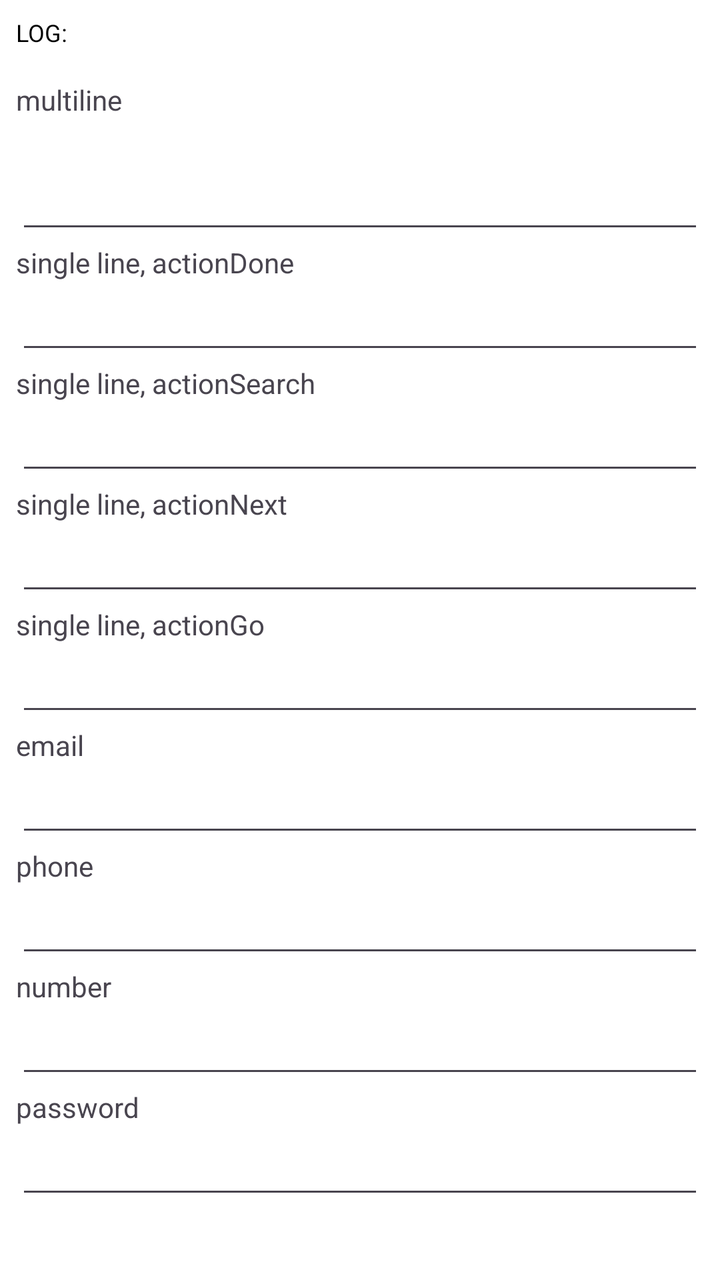
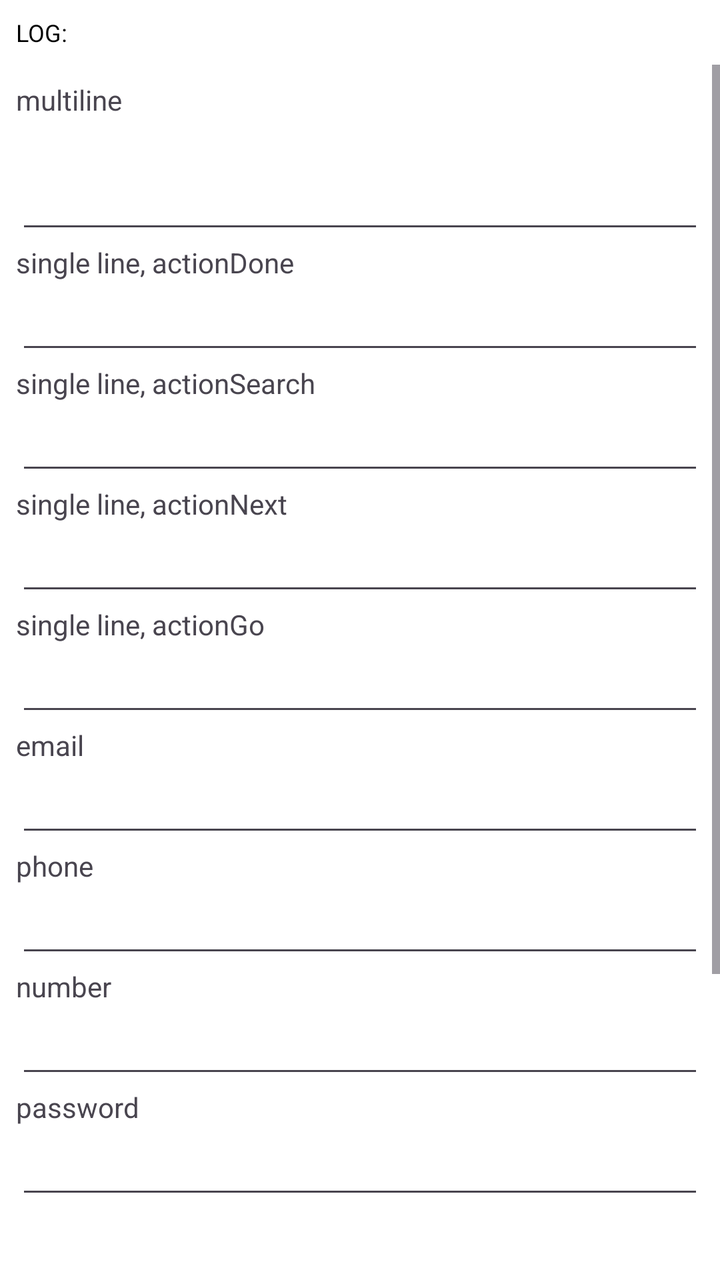

Screens rendered from an Android XML layout before and after an edit, with the pre-edit source and the edit as a unified diff.
<!-- AndroidManifest.xml: application theme Theme.ScannerKeyboard -->
<!-- res/layout/activity_test_fields.xml -->
<?xml version="1.0" encoding="utf-8"?>
<LinearLayout xmlns:android="http://schemas.android.com/apk/res/android"
    android:layout_width="match_parent"
    android:layout_height="match_parent"
    android:orientation="vertical"
    android:background="#FFFFFF">

    <TextView
        android:id="@+id/action_log"
        android:layout_width="match_parent"
        android:layout_height="wrap_content"
        android:padding="8dp"
        android:textSize="12sp"
        android:textColor="#000000"
        android:text="@string/test_fields_log_initial" />

    <ScrollView
        android:layout_width="match_parent"
        android:layout_height="0dp"
        android:layout_weight="1">

        <LinearLayout
            android:layout_width="match_parent"
            android:layout_height="wrap_content"
            android:orientation="vertical"
            android:padding="8dp">

            <TextView
                android:layout_width="wrap_content"
                android:layout_height="wrap_content"
                android:text="@string/test_field_multiline" />

            <EditText
                android:id="@+id/field_multiline"
                android:layout_width="match_parent"
                android:layout_height="wrap_content"
                android:gravity="top|start"
                android:inputType="textMultiLine|textNoSuggestions"
                android:minLines="2" />

            <TextView
                android:layout_width="wrap_content"
                android:layout_height="wrap_content"
                android:text="@string/test_field_done" />

            <EditText
                android:id="@+id/field_done"
                android:layout_width="match_parent"
                android:layout_height="wrap_content"
                android:imeOptions="actionDone"
                android:inputType="text" />

            <TextView
                android:layout_width="wrap_content"
                android:layout_height="wrap_content"
                android:text="@string/test_field_search" />

            <EditText
                android:id="@+id/field_search"
                android:layout_width="match_parent"
                android:layout_height="wrap_content"
                android:imeOptions="actionSearch"
                android:inputType="text" />

            <TextView
                android:layout_width="wrap_content"
                android:layout_height="wrap_content"
                android:text="@string/test_field_next" />

            <EditText
                android:id="@+id/field_next"
                android:layout_width="match_parent"
                android:layout_height="wrap_content"
                android:imeOptions="actionNext"
                android:inputType="text" />

            <TextView
                android:layout_width="wrap_content"
                android:layout_height="wrap_content"
                android:text="@string/test_field_go" />

            <EditText
                android:id="@+id/field_go"
                android:layout_width="match_parent"
                android:layout_height="wrap_content"
                android:imeOptions="actionGo"
                android:inputType="text" />

            <TextView
                android:layout_width="wrap_content"
                android:layout_height="wrap_content"
                android:text="@string/test_field_email" />

            <EditText
                android:id="@+id/field_email"
                android:layout_width="match_parent"
                android:layout_height="wrap_content"
                android:imeOptions="actionDone"
                android:inputType="textEmailAddress" />

            <TextView
                android:layout_width="wrap_content"
                android:layout_height="wrap_content"
                android:text="@string/test_field_phone" />

            <EditText
                android:id="@+id/field_phone"
                android:layout_width="match_parent"
                android:layout_height="wrap_content"
                android:imeOptions="actionDone"
                android:inputType="phone" />

            <TextView
                android:layout_width="wrap_content"
                android:layout_height="wrap_content"
                android:text="@string/test_field_number" />

            <EditText
                android:id="@+id/field_number"
                android:layout_width="match_parent"
                android:layout_height="wrap_content"
                android:imeOptions="actionDone"
                android:inputType="number" />

            <TextView
                android:layout_width="wrap_content"
                android:layout_height="wrap_content"
                android:text="@string/test_field_password" />

            <EditText
                android:id="@+id/field_password"
                android:layout_width="match_parent"
                android:layout_height="wrap_content"
                android:imeOptions="actionDone"
                android:inputType="textPassword" />
        </LinearLayout>
    </ScrollView>
</LinearLayout>
<!-- resources referenced by this layout -->
<resources>
  <string name="test_field_done">single line, actionDone</string>
  <string name="test_field_email">email</string>
  <string name="test_field_go">single line, actionGo</string>
  <string name="test_field_multiline">multiline</string>
  <string name="test_field_next">single line, actionNext</string>
  <string name="test_field_number">number</string>
  <string name="test_field_password">password</string>
  <string name="test_field_phone">phone</string>
  <string name="test_field_search">single line, actionSearch</string>
  <string name="test_fields_log_initial">LOG:</string>
  <style name="Theme.ScannerKeyboard" parent="Theme.Material3.DayNight.NoActionBar" />
</resources>

<!-- the commit's change to res/layout/activity_test_fields.xml (unified diff, before → after) -->
@@ -23,7 +23,10 @@
             android:layout_width="match_parent"
             android:layout_height="wrap_content"
             android:orientation="vertical"
-            android:padding="8dp">
+            android:paddingStart="8dp"
+            android:paddingEnd="8dp"
+            android:paddingTop="8dp"
+            android:paddingBottom="240dp">
 
             <TextView
                 android:layout_width="wrap_content"
